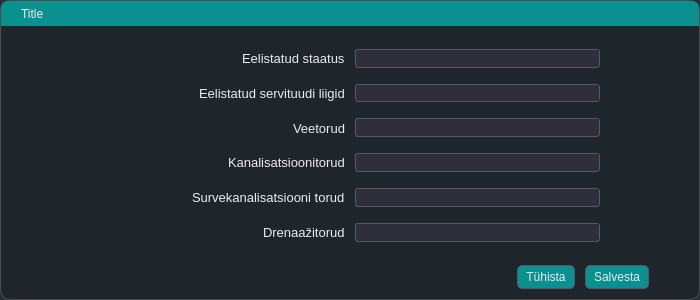
Old version of the form mailabl-qgis/config/confWidgets/EasementsSetup.ui in the repository TuloliKalver/mailabl-qgis.
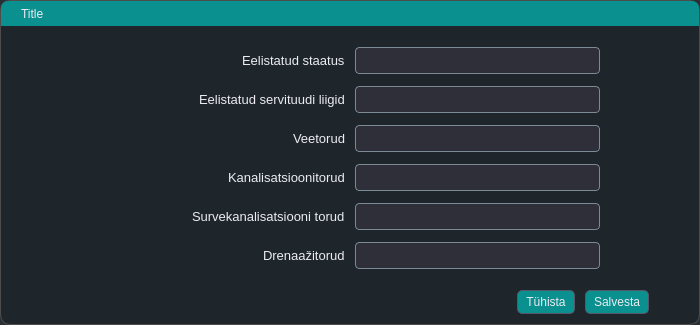
New version of the form. Icons and pictures are not drawn. Custom widgets are drawn as their Qt base class.

Patch:
```diff
--- a/mailabl-qgis/config/confWidgets/EasementsSetup.ui
+++ b/mailabl-qgis/config/confWidgets/EasementsSetup.ui
@@ -7,7 +7,7 @@
     <x>0</x>
     <y>0</y>
     <width>700</width>
-    <height>300</height>
+    <height>325</height>
    </rect>
   </property>
   <property name="sizePolicy">
@@ -19,13 +19,13 @@
   <property name="minimumSize">
    <size>
     <width>700</width>
-    <height>300</height>
+    <height>325</height>
    </size>
   </property>
   <property name="maximumSize">
    <size>
     <width>700</width>
-    <height>300</height>
+    <height>325</height>
    </size>
   </property>
   <property name="font">
@@ -39,11 +39,7 @@
    <string>Servituudi seaded</string>
   </property>
   <property name="styleSheet">
-   <string notr="true">
-/* ====================================================== */
-/* 🎨 Global Theme - Base Colors, Background &amp; Typography */
-/* ====================================================== */
-* {
+   <string notr="true">* {
     border: transparent;
     boreder-radius: 10px;
 	background-color: rgba(29, 37, 43, 0.78);  /* 10% transparency */
@@ -65,6 +61,7 @@
 
 
 
+
 /* ------------------------------------------------------ */
 /* 🧠 Global Interaction Effects - Focused Field &amp; Tabs   */
 /* ------------------------------------------------------ */
@@ -94,9 +91,9 @@
 QLineEdit {
     background-color: #303a42;   /* Matches the global dark background */
     color: #c5c5d2;              /* Default light gray text */
-    border: 1px solid #4d4d4d;   /* Subtle default border */
+    border: 1px solid #6f7f87;
     border-radius: 4px;          /* Rounded corners for a smooth look */
-    padding: 6px;                /* Adequate padding for text clarity */
+    padding: 4px;                /* Adequate padding for text clarity */
 }
 
 /* 
@@ -212,58 +209,6 @@
 }
 
 
-/* General QCheckBox styles */
-QCheckBox {
-    color: #ececf1; /* Text color */
-    spacing: 5px; /* Space between checkbox and text */
-}
-
-/* Style the indicator (checkbox) */
-QCheckBox::indicator {
-    width: 12px;
-    height: 12px;
-    background-color: #40414f; /* Background color for unchecked state */
-    border: 1px solid #565869; /* Border for unchecked state */
-    border-radius: 3px;
-}
-
-/* Style the indicator when checked */
-QCheckBox::indicator:checked {
-    background-color: rgba(70, 70, 85, 0.5); /* Semi-transparent gray background color for checked state */
-    border: 1px solid #acacbe;
-    image: url(&quot;:/images/themes/default/algorithms/mAlgorithmCheckGeometry.svg&quot;); /* Using QGIS built-in icon */
-}
-
-/* Style the indicator when unchecked */
-QCheckBox::indicator:unchecked {
-    background-color: #40414f; /* Background color for unchecked state */
-    border: 1px solid #565869; /* Border for unchecked state */
-}
-
-/* Style the indicator when hovered */
-QCheckBox::indicator:hover {
-    background-color: #565869;
-}
-
-/* Style the indicator when disabled */
-QCheckBox::indicator:disabled {
-    background-color: #30303a; /* Darker background color for disabled state */
-    border: 1px solid #40414f; /* Darker border for disabled state */
-}
-
-/* Style the indicator when checked and disabled */
-QCheckBox::indicator:checked:disabled {
-    background-color: rgba(50, 50, 60, 0.5); /* Semi-transparent darker gray background color for checked and disabled state */
-    border: 1px solid #40414f;
-    image: url(&quot;:/images/themes/default/algorithms/mAlgorithmCheckGeometry.svg&quot;); /* Using QGIS built-in icon */
-    opacity: 0.5; /* Make the icon appear disabled */
-}
-
-/* Style the checkbox text when disabled */
-QCheckBox:disabled {
-    color: #6a6a75; /* Darker text color for disabled state */
-}
-
 /* ══════════════════════════════════════════════════════ */
 /*                 ✅ QCheckBox Styling                   */
 /* ══════════════════════════════════════════════════════ */
@@ -271,41 +216,49 @@
 QCheckBox {
     color: #d1d1e0;
     spacing: 5px;
-    font-size: 14px;
+    font-size: 12px;
+	 background: transparent; /* This removes any background */
 }
 
-/* Base indicator styling */
+/* Default indicator box */
 QCheckBox::indicator {
     width: 16px;
     height: 16px;
+    background-color: #40414f;
     border: 1px solid #1f5d5c;
     border-radius: 3px;
-    background: #597278
 }
 
-/* Hover effect for indicator */
+/* Hovered box */
 QCheckBox::indicator:hover {
     border: 1px solid #0b4544;
 }
 
-/* Checked state with a custom image for the check mark */
+/* Checked state */
 QCheckBox::indicator:checked {
-    background: rgb(9,144,143);
+    background-color: rgb(9, 144, 143);
     border: 1px solid #565869;
 }
 
+/* Checked + Hover */
+QCheckBox::indicator:checked:hover {
+    background-color: rgba(9, 144, 143, 0.8);
+    border: 1px solid #acacbe;
+}
 
-/* ⚫ Disabled State - More Noticeable */
+/* Disabled */
+QCheckBox:disabled {
+    color: #6a6a75;
+}
 QCheckBox::indicator:disabled {
-    background-color: #1d252b;
-    border: 1px dashed rgba(120, 120, 130, 0.5); /* **Dashed, faded border** */
-    color: rgba(170, 170, 180, 0.5); /* **Faded text color** */
-    opacity: 0.5; /* **Lower opacity to indicate inactive state** */
+    background-color: #2c2c35;
+    border: 1px dashed rgba(120, 120, 130, 0.5);
 }
-
-
-QGroupBox{
-	color: #ececf1;
+QCheckBox::indicator:checked:disabled {
+    background-color: rgba(50, 50, 60, 0.5);
+    border: 1px solid #40414f;
+    image: url(&quot;:/images/themes/default/algorithms/mAlgorithmCheckGeometry.svg&quot;);
+    opacity: 0.5;
 }
 
 
@@ -316,9 +269,9 @@
 QComboBox {
     background-color: #2e2f38;
     color: #c5c5d2;
-    border: 1px solid #565869;
-    border-radius: 3px;
-    padding-left: 5px;
+	border: 1px solid #7b8a95;    
+	border-radius: 4px;
+    padding: 4px;
 }
 
 QComboBox::drop-down {
@@ -402,207 +355,6 @@
 }
 
 
-
-
-/* ══════════════════════════════════════════════════════ */
-/* 🧭 Global Vertical ScrollBar - Core UI Scroll Styling  */
-/* ══════════════════════════════════════════════════════ */
-
-QScrollBar:vertical {
-    border: none;
-    background: #2e2f38;  /* Match background color */
-    width: 8px;
-    margin: 0px;  /* Remove spacing */
-    border-radius: 4px;
-}
-
-QScrollBar::handle:vertical {
-    background-color: qradialgradient(spread:pad, cx:1, cy:0.728, radius:0.826, 
-        fx:0.498455, fy:0.95, stop:0.125 rgba(9, 144, 143, 255), stop:1 rgba(46, 47, 56, 253));
-    min-height: 25px;
-    border-radius: 4px;
-}
-
-QScrollBar::handle:vertical:hover {
-    background-color: qradialgradient(spread:pad, cx:1, cy:0.995, radius:1.24, 
-        fx:1, fy:0.988, stop:0 rgba(9, 144, 143, 255), stop:0.920455 rgba(46, 47, 56, 253));
-}
-
-/* Hide Up/Down Buttons */
-QScrollBar::add-line:vertical, 
-QScrollBar::sub-line:vertical {
-    background: none;
-    height: 0px;
-}
-
-/* Make the unused track area blend with background */
-QScrollBar::add-page:vertical, 
-QScrollBar::sub-page:vertical {
-    background: #2e2f38;
-}
-
-/* ════════════════════════════════════════════════════════ */
-/* 🧭 Global Horisontal ScrollBar - Core UI Scroll Styling  */
-/* ════════════════════════════════════════════════════════ */
-
-
-QScrollBar:horizontal {
-    border: none;
-    background: #2e2f38;  /* Match background color */
-    height: 8px;
-    margin: 0px;
-    border-radius: 4px;
-}
-
-QScrollBar::handle:horizontal {
-    background-color: qradialgradient(spread:pad, cx:1, cy:0.728, radius:0.826, 
-        fx:0.498455, fy:0.95, stop:0.125 rgba(9, 144, 143, 255), stop:1 rgba(46, 47, 56, 253));
-    min-width: 25px;
-    border-radius: 4px;
-}
-
-QScrollBar::handle:horizontal:hover {
-    background-color: qradialgradient(spread:pad, cx:1, cy:0.995, radius:1.24, 
-        fx:1, fy:0.988, stop:0 rgba(9, 144, 143, 255), stop:0.920455 rgba(46, 47, 56, 253));
-}
-
-/* Hide Left/Right Buttons */
-QScrollBar::add-line:horizontal, 
-QScrollBar::sub-line:horizontal {
-    background: none;
-    width: 0px;
-}
-
-/* Make the unused track area blend with background */
-QScrollBar::add-page:horizontal, 
-QScrollBar::sub-page:horizontal {
-    background: #2e2f38;
-}
-
-
-/* ====================================================== */
-/* 📊 QTableView - Layout, Colors, and Interaction Styles */
-/* ====================================================== */
-
-QTableView {
-    background-color: #2e2f38; /* Consistent dark gray base */
-    border: 1px solid #4d4d4d;
-    border-radius: 5px;
-    gridline-color: #565869;
-    /* Updated selection gradient using teal accent */
-    selection-background-color: qlineargradient(
-        x1: 0, y1: 0, x2: 0, y2: 1,
-        stop: 0 rgba(9,144,143,10),
-        stop: 1 rgba(9,144,143,50)
-    );
-    selection-color: #ececf1;
-}
-
-
-/* Adjust header style with white text */
-QHeaderView::section {
-    background-color: #35353f;
-    color: #ececf1; 
-    border-top: 0.5px solid #323232;
-    border-left: 0.5px solid #323232;
-    border-right: 0.5px solid #323232;
-    border-bottom: 1px solid #4d4d4d;
-    padding: 1px 3px;
-    font-size: 12px;
-}
-
-/* Entire table disabled state */
-QTableView:disabled {
-    background-color: rgba(30,30,35,180);
-    color: rgba(150,150,160,120);
-    border: 1px solid rgba(100,100,110,80);
-    gridline-color: rgba(80,80,90,80);
-    cursor: not-allowed;
-}
-
-/* Make headers look disabled */
-QTableView:disabled QHeaderView::section {
-    background-color: rgba(50,50,58,150);
-    
-    border-bottom: 1px solid rgba(80,80,90,100);
-}
-
-/* Remove focus outline when disabled */
-QTableView:disabled:focus {
-    outline: none;
-}
-
-/* Corner widget (where row/column headers meet) */
-QTableCornerButton::section {
-    background: #35353f;
-    border: 1px solid #4d4d4d;
-}
-
-/* Disabled corner styling */
-QTableView:disabled QTableCornerButton::section {
-    background: rgba(50,50,58,150);
-    border: 1px solid rgba(80,80,90,100);
-}
-
-/* Disable selection effect when the table is disabled */
-QTableView:disabled QTableView::item:selected {
-    background-color: rgba(50,50,58,100);
-    color: rgba(150,150,160,100);
-}
-
-/* Hovered rows for better contrast */
-QTableView::item:hover {
-    background-color: #3a3f4b;
-    color: #ececf1;
-    min-height: 16px;  /* Decreased row height */
-}
-
-/* Selected rows using the same teal gradient as QTableView selection */
-QTableView::item:selected {
-    background-color: qlineargradient(
-        x1: 0, y1: 0, x2: 0, y2: 1,
-        stop: 0 rgba(9,144,143,10),
-        stop: 1 rgba(9,144,143,50)
-    );
-    /*color: #ececf1;*/
-    min-height: 16px;  /* Decreased row height */
-}
-
-/* Non-selected rows with a subtle gradient for depth */
-QTableView::item {
-    background-color: qlineargradient(
-        x1: 0, y1: 0, x2: 0, y2: 1,
-        stop: 0 rgba(46,47,56,25),
-        stop: 1 rgba(46,47,56,255)
-    );
-    color: #d1d1e0;
-    min-height: 16px;  /* Decreased row height */
-}
-
-/* Ensure deselected rows return to their default style */
-QTableView::item:!selected {
-    background-color: qlineargradient(
-        x1: 0, y1: 0, x2: 0, y2: 1,
-        stop: 0 rgba(46,47,56,25),
-        stop: 1 rgba(46,47,56,255)
-    );
-    color: #d1d1e0;
-    min-height: 16px;  /* Decreased row height */
-}
-
-/* Disabled item styling */
-QTableView::item:disabled {
-    background-color: rgba(50,50,58,100);
-    color: rgba(150,150,160,100);
-    font-style: italic;
-    border: 1px dashed rgba(100,100,110,80);
-    min-height: 16px;  /* Decreased row height */
-}
-
-
-
-
-
 #dragFrame {
     border-top-left-radius: 7px;
     border-top-right-radius: 7px;
@@ -613,6 +365,7 @@
     color: #ececf1; /* Brighter default text */
 }
 
+
 </string>
   </property>
   <layout class="QVBoxLayout" name="verticalLayout">
@@ -893,6 +646,11 @@
                 <height>0</height>
                </size>
               </property>
+              <property name="font">
+               <font>
+                <pointsize>10</pointsize>
+               </font>
+              </property>
              </widget>
             </item>
            </layout>
```
Left out of the diff: 2 changed lines with no effect on the pictures.
